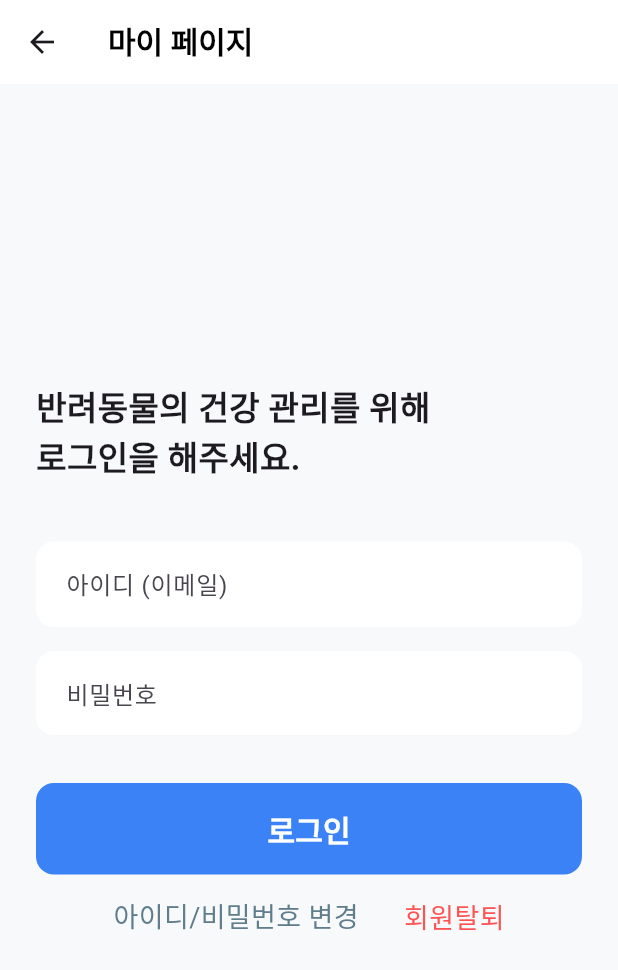
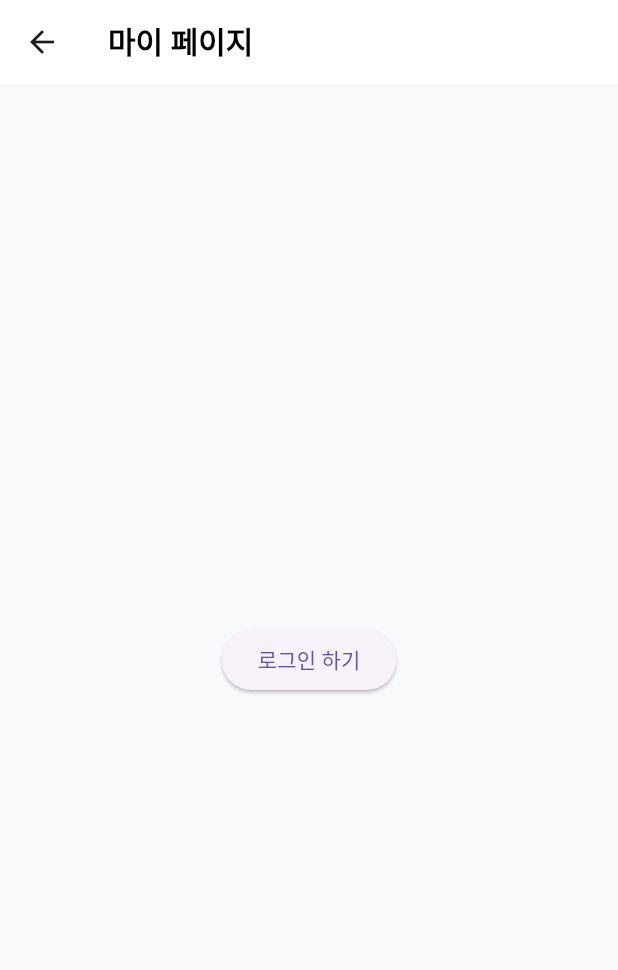
Before and after one commit to KimBS-git/todocApp, a Flutter app: the MyPage screen opened directly, after a tap on "로그아웃", on a phone screen of 412 x 824 dp. Shown: the top 970 px of the screen. Run offline on Flutter 3.47's test engine with Material 3 defaults, Android fonts, the phone set to English and light mode, and no system bars; our stand-ins replace flutter_dotenv; missing offline and left inert: flutter_naver_map.

Commit message:
myPage 사진추가, 오류 수정

```diff
--- a/lib/pages/home.dart
+++ b/lib/pages/home.dart
@@ -15,7 +15,7 @@ class Home extends StatelessWidget {
       appBar: AppBar(
         title: Row(
           children: [
-            Image.asset("assets/todak_logo.png", height: 30),
+            Image.asset("assets/todoc_logo.png", height: 30),
             SizedBox(width: 10),
             Text("토닥", style: TextStyle(fontWeight: FontWeight.bold)),
           ],
--- a/lib/pages/my_page.dart
+++ b/lib/pages/my_page.dart
@@ -8,13 +8,12 @@ class MyPage extends StatefulWidget {
 }
 
 class _MyPageState extends State<MyPage> {
-  // 로그인 상태를 관리하는 변수
+  // 로그인 상태 관리
   bool isLoggedIn = true;
 
   @override
   Widget build(BuildContext context) {
     return Scaffold(
-      // 다른 페이지들과 통일감을 주는 밝은 회색 배경
       backgroundColor: const Color(0xFFF8F9FA),
       appBar: AppBar(
         title: const Text(
@@ -29,108 +28,22 @@ class _MyPageState extends State<MyPage> {
         elevation: 0,
         centerTitle: false,
       ),
-      // isLoggedIn 변수에 따라 보여주는 화면을 전환합니다.
+      // 현재 상태에 따라 다른 화면을 보여줍니다.
       body: isLoggedIn ? _buildLoggedInView() : _buildLoggedOutView(),
     );
   }
 
-  // 1. 로그인 전 뷰 (로그인 페이지)
+  // 1. 로그인 전 뷰 (로그아웃 상태일 때)
   Widget _buildLoggedOutView() {
-    return Padding(
-      padding: const EdgeInsets.symmetric(horizontal: 24.0),
-      child: Column(
-        mainAxisAlignment: MainAxisAlignment.center,
-        crossAxisAlignment: CrossAxisAlignment.stretch,
-        children: [
-          const Text(
-            '반려동물의 건강 관리를 위해\n로그인을 해주세요.',
-            style: TextStyle(
-              fontSize: 22,
-              fontWeight: FontWeight.bold,
-              height: 1.4,
-            ),
-          ),
-          const SizedBox(height: 40),
-          // 아이디 입력칸
-          TextField(
-            decoration: InputDecoration(
-              hintText: '아이디 (이메일)',
-              filled: true,
-              fillColor: Colors.white,
-              border: OutlineInputBorder(
-                borderRadius: BorderRadius.circular(12),
-                borderSide: BorderSide.none,
-              ),
-              contentPadding: const EdgeInsets.symmetric(
-                horizontal: 16,
-                vertical: 16,
-              ),
-            ),
-          ),
-          const SizedBox(height: 16),
-          // 비밀번호 입력칸
-          TextField(
-            obscureText: true,
-            decoration: InputDecoration(
-              hintText: '비밀번호',
-              filled: true,
-              fillColor: Colors.white,
-              border: OutlineInputBorder(
-                borderRadius: BorderRadius.circular(12),
-                borderSide: BorderSide.none,
-              ),
-              contentPadding: const EdgeInsets.symmetric(
-                horizontal: 16,
-                vertical: 16,
-              ),
-            ),
-          ),
-          const SizedBox(height: 32),
-          // 로그인 버튼
-          ElevatedButton(
-            onPressed: () {
-              setState(() {
-                isLoggedIn = true; // 로그인 상태로 전환
-              });
-            },
-            style: ElevatedButton.styleFrom(
-              backgroundColor: const Color(0xFF3B82F6), // 메인 블루 컬러
-              padding: const EdgeInsets.symmetric(vertical: 16),
-              shape: RoundedRectangleBorder(
-                borderRadius: BorderRadius.circular(12),
-              ),
-              elevation: 0,
-            ),
-            child: const Text(
-              '로그인',
-              style: TextStyle(
-                fontSize: 20,
-                fontWeight: FontWeight.bold,
-                color: Colors.white,
-              ),
-            ),
-          ),
-          SizedBox(height: 15),
-          Row(
-            mainAxisAlignment: MainAxisAlignment.center,
-            children: [
-              Text(
-                "아이디/비밀번호 변경",
-                style: TextStyle(fontSize: 18, color: Colors.blueGrey),
-              ),
-              SizedBox(width: 30),
-              Text(
-                "회원탈퇴",
-                style: TextStyle(fontSize: 18, color: Colors.redAccent),
-              ),
-            ],
-          ),
-        ],
+    return Center(
+      child: ElevatedButton(
+        onPressed: () => setState(() => isLoggedIn = true),
+        child: const Text("로그인 하기"),
       ),
     );
   }
 
-  // 2. 로그인 후 뷰 (회원 정보 및 반려동물 관리)
+  // 2. 로그인 후 뷰 (반려동물 정보 포함)
   Widget _buildLoggedInView() {
     return ListView(
       padding: const EdgeInsets.all(20.0),
@@ -166,7 +79,7 @@ class _MyPageState extends State<MyPage> {
         ),
         const SizedBox(height: 36),
 
-        // 나의 반려동물 섹션 (카드 형식)
+        // 나의 반려동물 섹션
         const Text(
           '나의 반려동물',
           style: TextStyle(fontSize: 18, fontWeight: FontWeight.bold),
@@ -182,48 +95,48 @@ class _MyPageState extends State<MyPage> {
             children: [
               ListTile(
                 leading: CircleAvatar(
-                  backgroundColor: Colors.orange.shade50,
-                  child: const Text('🐱', style: TextStyle(fontSize: 20)),
+                  radius: 24,
+                  // [핵심] 최상위 assets 폴더의 이미지를 불러옵니다.
+                  backgroundImage: const AssetImage("assets/ho.png"),
+                  onBackgroundImageError: (exception, StackTrace) {
+                    debugPrint('이미지 로드 에러 : $exception');
+                  },
                 ),
                 title: const Text(
-                  '치즈',
+                  '호',
                   style: TextStyle(fontWeight: FontWeight.bold),
                 ),
-                subtitle: const Text('고양이 · 코리안 숏헤어 · 3살'),
-                trailing: IconButton(
-                  icon: const Icon(Icons.edit, size: 20, color: Colors.grey),
-                  onPressed: () {}, // 반려동물 정보 수정 로직
+                subtitle: const Text('코리안 숏헤어(치즈) · 수컷 · 6살'),
+                trailing: const Icon(Icons.edit, size: 20, color: Colors.grey),
+              ),
+              ListTile(
+                leading: CircleAvatar(
+                  radius: 24,
+                  // [핵심] 최상위 assets 폴더의 이미지를 불러옵니다.
+                  backgroundImage: const AssetImage("assets/kun1.png"),
                 ),
+                title: const Text(
+                  '쿤',
+                  style: TextStyle(fontWeight: FontWeight.bold),
+                ),
+                subtitle: const Text('코리안 숏헤어(블랙캣) · 암컷 · 6살'),
+                trailing: const Icon(Icons.edit, size: 20, color: Colors.grey),
               ),
               const Divider(height: 1, color: Color(0xFFF3F4F6)),
               ListTile(
-                leading: Container(
-                  padding: const EdgeInsets.all(8),
-                  decoration: BoxDecoration(
-                    color: Colors.blue.shade50,
-                    shape: BoxShape.circle,
-                  ),
-                  child: const Icon(
-                    Icons.add,
-                    color: Color(0xFF3B82F6),
-                    size: 20,
-                  ),
-                ),
+                leading: const Icon(Icons.add_circle, color: Color(0xFF3B82F6)),
                 title: const Text(
                   '반려동물 추가하기',
-                  style: TextStyle(
-                    color: Color(0xFF3B82F6),
-                    fontWeight: FontWeight.w600,
-                  ),
+                  style: TextStyle(color: Color(0xFF3B82F6)),
                 ),
-                onTap: () {}, // 반려동물 추가 페이지 이동
+                onTap: () {},
               ),
             ],
           ),
         ),
         const SizedBox(height: 36),
 
-        // 내 정보 섹션 (카드 형식)
+        // 내 정보 관리 섹션
         const Text(
           '내 정보 관리',
           style: TextStyle(fontSize: 18, fontWeight: FontWeight.bold),
@@ -238,42 +151,19 @@ class _MyPageState extends State<MyPage> {
           child: Column(
             children: [
               ListTile(
-                leading: const Icon(
-                  Icons.person_outline,
-                  color: Colors.black87,
-                ),
+                leading: const Icon(Icons.person_outline),
                 title: const Text('프로필 수정'),
-                trailing: const Icon(Icons.chevron_right, color: Colors.grey),
                 onTap: () {},
               ),
               const Divider(height: 1, color: Color(0xFFF3F4F6)),
               ListTile(
-                leading: const Icon(Icons.logout, color: Colors.black87),
+                leading: const Icon(Icons.logout),
                 title: const Text('로그아웃'),
-                trailing: const Icon(Icons.chevron_right, color: Colors.grey),
-                onTap: () {
-                  setState(() {
-                    isLoggedIn = false; // 로그아웃 시 다시 로그인 화면으로
-                  });
-                },
-              ),
-              const Divider(height: 1, color: Color(0xFFF3F4F6)),
-              ListTile(
-                leading: const Icon(
-                  Icons.person_remove_outlined,
-                  color: Colors.redAccent,
-                ),
-                title: const Text(
-                  '회원탈퇴',
-                  style: TextStyle(color: Colors.redAccent),
-                ),
-                trailing: const Icon(Icons.chevron_right, color: Colors.grey),
-                onTap: () {},
+                onTap: () => setState(() => isLoggedIn = false),
               ),
             ],
           ),
         ),
-        const SizedBox(height: 20), // 하단 여백
       ],
     );
   }
```
Also changed, not shown: assets/ho.png (added), assets/kun1.png (added), assets/pet.png (deleted), assets/todoc_logo.png (renamed from assets/todak_logo.png), 1 other file.
